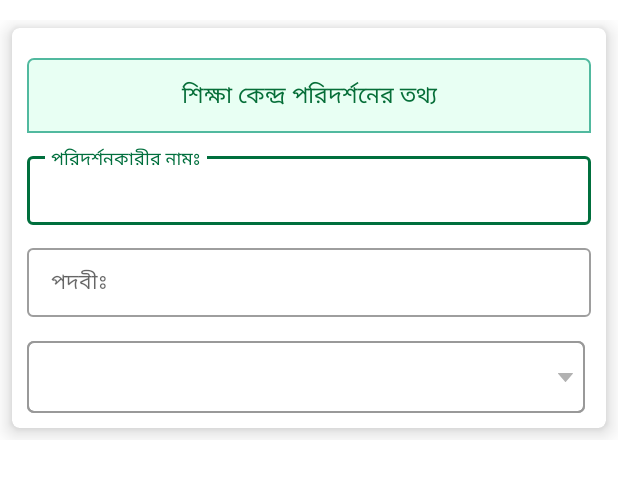
After one commit to Foysal45/Islamic-Foundation, an Android app: the layout layout_input_invigilation_education_centre_.xml on its own in the app's theme, with its tools: preview values and no code run, on a phone screen of 412 x 824 dp. The commit adds this screen. Shown: the top 477 px of the screen. Run offline under Robolectric (Android 15) with nearby library versions, the phone set to English and light mode, and no system bars.

Commit message:
form design ongoing

```diff
--- /dev/null
+++ b/app/src/main/res/drawable/bg_stroke_spinner_background.xml
@@ -0,0 +1,10 @@
+<?xml version="1.0" encoding="utf-8"?>
+<shape xmlns:android="http://schemas.android.com/apk/res/android" android:shape="rectangle">
+
+    <corners android:topLeftRadius="4dp"
+        android:topRightRadius="4dp"
+        android:bottomLeftRadius="4dp"
+        android:bottomRightRadius="4dp"/>
+    <stroke android:width="1dp"
+        android:color="@color/gray_500" />
+</shape>
--- /dev/null
+++ b/app/src/main/res/drawable/spinner_arrow_drop_down.xml
@@ -0,0 +1,9 @@
+<vector xmlns:android="http://schemas.android.com/apk/res/android"
+    android:width="10dp"
+    android:height="6dp"
+    android:viewportWidth="10"
+    android:viewportHeight="6">
+  <path
+      android:pathData="M0.077,0.531L4.702,5.866C4.722,5.89 4.746,5.912 4.774,5.931C4.935,6.042 5.168,6.016 5.292,5.872L9.904,0.551C9.964,0.493 10,0.415 10,0.33C10,0.148 9.834,0 9.629,0L0.37,0V0.001C0.288,0.001 0.208,0.025 0.144,0.07C-0.018,0.181 -0.048,0.387 0.077,0.531Z"
+      android:fillColor="#B2B2B2"/>
+</vector>
--- /dev/null
+++ b/app/src/main/res/layout/layout_input_invigilation_education_centre_.xml
@@ -0,0 +1,164 @@
+<?xml version="1.0" encoding="utf-8"?>
+<androidx.core.widget.NestedScrollView
+    xmlns:android="http://schemas.android.com/apk/res/android"
+    xmlns:app="http://schemas.android.com/apk/res-auto"
+    xmlns:tools="http://schemas.android.com/tools"
+    android:layout_width="match_parent"
+    android:layout_height="match_parent"
+    android:overScrollMode="never">
+
+    <androidx.constraintlayout.widget.ConstraintLayout
+        android:layout_width="match_parent"
+        android:layout_height="match_parent"
+        android:layout_marginTop="@dimen/_10sdp">
+
+        <androidx.cardview.widget.CardView
+            android:id="@+id/root_card_view"
+            android:layout_width="match_parent"
+            android:layout_height="wrap_content"
+            android:layout_marginStart="8dp"
+            android:layout_marginTop="5dp"
+            android:layout_marginEnd="8dp"
+            android:layout_marginBottom="8dp"
+            app:cardBackgroundColor="@color/white"
+            app:cardCornerRadius="5dp"
+            app:cardElevation="8dp"
+            app:layout_constraintBottom_toBottomOf="parent"
+            app:layout_constraintEnd_toEndOf="parent"
+            app:layout_constraintStart_toStartOf="parent"
+            app:layout_constraintTop_toTopOf="parent">
+
+            <androidx.constraintlayout.widget.ConstraintLayout
+                android:id="@+id/title_layout"
+                android:layout_width="match_parent"
+                android:layout_height="wrap_content"
+                android:layout_margin="10dp">
+
+                <TextView
+                    android:id="@+id/page_title"
+                    android:layout_width="match_parent"
+                    android:layout_height="50dp"
+                    android:gravity="center"
+                    android:text="শিক্ষা কেন্দ্র পরিদর্শনের তথ্য"
+                    android:textAlignment="center"
+                    android:textColor="@color/page_title"
+                    android:textStyle="normal"
+                    android:textSize="15sp"
+                    android:background="@drawable/border"
+                    app:layout_constraintEnd_toEndOf="parent"
+                    app:layout_constraintStart_toStartOf="parent"
+                    app:layout_constraintTop_toTopOf="parent"
+                    app:layout_constraintBottom_toTopOf="@id/invigilator_name_layout"
+                    tools:ignore="RtlCompat">
+                </TextView>
+
+                <View
+                    android:id="@+id/simple_view"
+                    android:layout_width="match_parent"
+                    android:layout_height="0dp"
+                    app:layout_constraintTop_toBottomOf="@id/page_title"
+                    app:layout_constraintStart_toStartOf="parent"
+                    app:layout_constraintEnd_toEndOf="parent"
+                    app:layout_constraintBottom_toTopOf="@id/invigilator_name_layout"
+                    android:background="@color/black_00" />
+
+                <com.google.android.material.textfield.TextInputLayout
+                    android:id="@+id/invigilator_name_layout"
+                    style="@style/Widget.MaterialComponents.TextInputLayout.OutlinedBox.Dense"
+                    android:layout_width="match_parent"
+                    android:layout_height="wrap_content"
+                    app:layout_constraintTop_toBottomOf="@id/simple_view"
+                    app:layout_constraintStart_toStartOf="parent"
+                    app:layout_constraintEnd_toEndOf="parent"
+                    app:layout_constraintBottom_toTopOf="@id/invigilator_designation_layout"
+                    android:layout_marginTop="10dp"
+                    android:hint="পরিদর্শনকারীর নামঃ">
+
+                    <com.google.android.material.textfield.TextInputEditText
+                        android:id="@+id/invigilator_name"
+                        android:layout_width="match_parent"
+                        android:layout_height="wrap_content"
+                        android:enabled="true"
+                        android:imeOptions="actionNext"
+                        android:importantForAutofill="no"
+                        android:inputType="text"
+                        android:textColor="@color/black_80"
+                        android:textSize="14sp" />
+
+                </com.google.android.material.textfield.TextInputLayout>
+
+
+                <com.google.android.material.textfield.TextInputLayout
+                    android:id="@+id/invigilator_designation_layout"
+                    style="@style/Widget.MaterialComponents.TextInputLayout.OutlinedBox.Dense"
+                    android:layout_width="match_parent"
+                    android:layout_height="wrap_content"
+                    app:layout_constraintTop_toBottomOf="@id/invigilator_name_layout"
+                    app:layout_constraintStart_toStartOf="parent"
+                    app:layout_constraintEnd_toEndOf="parent"
+                    app:layout_constraintBottom_toTopOf="@id/invigilator_district_spinner_layout"
+                    android:layout_marginTop="10dp"
+                    android:hint="পদবীঃ">
+
+                    <com.google.android.material.textfield.TextInputEditText
+                        android:id="@+id/invigilator_designation"
+                        android:layout_width="match_parent"
+                        android:layout_height="wrap_content"
+                        android:enabled="true"
+                        android:imeOptions="actionNext"
+                        android:importantForAutofill="no"
+                        android:inputType="text"
+                        android:textColor="@color/black_80"
+                        android:textSize="14sp" />
+
+                </com.google.android.material.textfield.TextInputLayout>
+
+
+                <androidx.constraintlayout.widget.ConstraintLayout
+                    android:id="@+id/invigilator_district_spinner_layout"
+                    android:layout_width="match_parent"
+                    android:layout_height="wrap_content"
+                    android:layout_weight="1"
+                    android:layout_marginTop="16dp"
+                    android:layout_marginEnd="4dp"
+                    app:layout_constraintTop_toBottomOf="@id/invigilator_designation_layout"
+                    app:layout_constraintStart_toStartOf="parent"
+                    app:layout_constraintEnd_toEndOf="parent"
+                    android:background="@drawable/bg_stroke_spinner_background">
+
+                    <androidx.appcompat.widget.AppCompatSpinner
+                        android:id="@+id/invigilator_district_spinner"
+                        android:layout_width="0dp"
+                        android:layout_height="48dp"
+                        android:overlapAnchor="false"
+                        android:spinnerMode="dropdown"
+                        android:background="@drawable/bg_stroke_spinner_background"
+                        android:theme="@style/custom_spinner_style"
+                        app:layout_constraintTop_toTopOf="parent"
+                        app:layout_constraintStart_toStartOf="parent"
+                        app:layout_constraintEnd_toEndOf="parent"
+                        app:layout_constraintBottom_toBottomOf="parent"
+                        tools:entries="@array/invigilator_district" />
+
+                    <ImageView
+                        android:layout_width="wrap_content"
+                        android:layout_height="wrap_content"
+                        android:layout_marginEnd="8dp"
+                        app:layout_constraintBottom_toBottomOf="@id/invigilator_district_spinner"
+                        app:layout_constraintEnd_toEndOf="@id/invigilator_district_spinner"
+                        app:layout_constraintTop_toTopOf="@id/invigilator_district_spinner"
+                        app:srcCompat="@drawable/spinner_arrow_drop_down"
+                        tools:ignore="ContentDescription" />
+
+                </androidx.constraintlayout.widget.ConstraintLayout>
+
+
+
+            </androidx.constraintlayout.widget.ConstraintLayout>
+
+        </androidx.cardview.widget.CardView>
+
+
+    </androidx.constraintlayout.widget.ConstraintLayout>
+
+</androidx.core.widget.NestedScrollView>
--- a/app/src/main/res/values/colors.xml
+++ b/app/src/main/res/values/colors.xml
@@ -10,4 +10,7 @@
     <color name="black_00">#88252424</color>
     <color name="white">#FFFFFFFF</color>
     <color name="gray_200">#7EE0E0E0</color>
+    <color name="gray_500">#999999</color>
+    <color name="page_title">#066E38</color>
+    <color name="colorText_primary">#565B65</color>
 </resources>
--- a/app/src/main/res/values/strings.xml
+++ b/app/src/main/res/values/strings.xml
@@ -14,4 +14,8 @@
     <string name="hello_blank_fragment">Hello blank fragment</string>
     <string name="en">En</string>
     <string name="bn">Bn</string>
+
+    <string-array name="invigilator_district">
+        <item>পরিদর্শনের জেলাঃ</item>
+    </string-array>
 </resources>
--- a/app/src/main/res/values/themes.xml
+++ b/app/src/main/res/values/themes.xml
@@ -20,6 +20,14 @@
         <item name="windowNoTitle">true</item>
     </style>
 
+    <style name="custom_spinner_style" parent="Widget.AppCompat.Light.DropDownItem.Spinner">
+
+        <item name="android:paddingStart">4dp</item>
+        <item name="android:paddingEnd">0dp</item>
+        <item name="android:textColor">@color/colorText_primary</item>
+        <item name="android:textSize">14sp</item>
+    </style>
+
     <style name="Theme.AppCompat.Mbcmlp.AppBarOverlay" parent="ThemeOverlay.AppCompat.Dark.ActionBar" />
 
     <style name="Theme.AppCompat.Mbcmlp.PopupOverlay" parent="ThemeOverlay.AppCompat.Light" />
```
Also changed, not shown: app/src/main/java/com/islamicfoundation/mbcmlp/presentation/fragment/home/HomeFragment.kt (+18 -23 lines), app/src/main/res/layout/fragment_home.xml (+33 -1 lines), app/src/main/res/layout/layout_dashboard.xml (deleted, +0 -254 lines).
